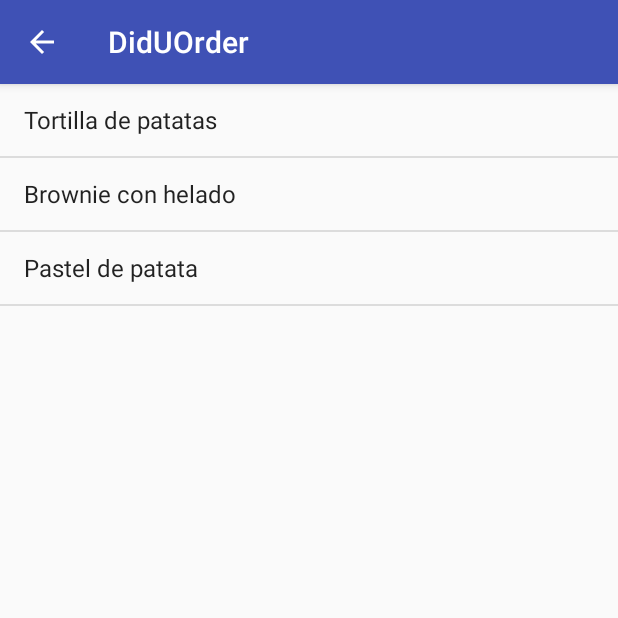
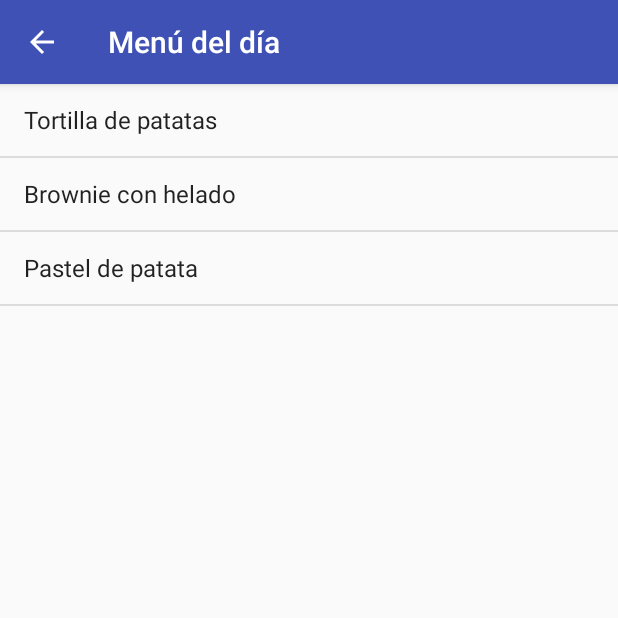
Before and after one commit to amdaza/Did-U-Order, an Android app: the PlatesActivity screen opened directly, with no data from a screen before it, on a phone screen of 412 x 824 dp, the top half of it. Run offline under Robolectric (Android 15) with nearby library versions, the phone set to English and light mode, and no system bars.

Commit message:
Change toolbar title in menu view

```diff
--- a/DidUOrder/app/src/main/java/io/keepcoding/diduorder/activity/PlatesActivity.java
+++ b/DidUOrder/app/src/main/java/io/keepcoding/diduorder/activity/PlatesActivity.java
@@ -28,6 +28,7 @@ public class PlatesActivity extends AppCompatActivity implements PlateListFragme
         ActionBar actionBar = getSupportActionBar();
         if (actionBar != null){
             actionBar.setDisplayHomeAsUpEnabled(true);
+            actionBar.setTitle(R.string.todays_menu);
         }
 
         // Get fragment manager
--- a/DidUOrder/app/src/main/res/values/strings.xml
+++ b/DidUOrder/app/src/main/res/values/strings.xml
@@ -1,4 +1,5 @@
 <resources>
     <string name="app_name">DidUOrder</string>
     <string name="table">mesa</string>
+    <string name="todays_menu">Menú del día</string>
 </resources>
```
